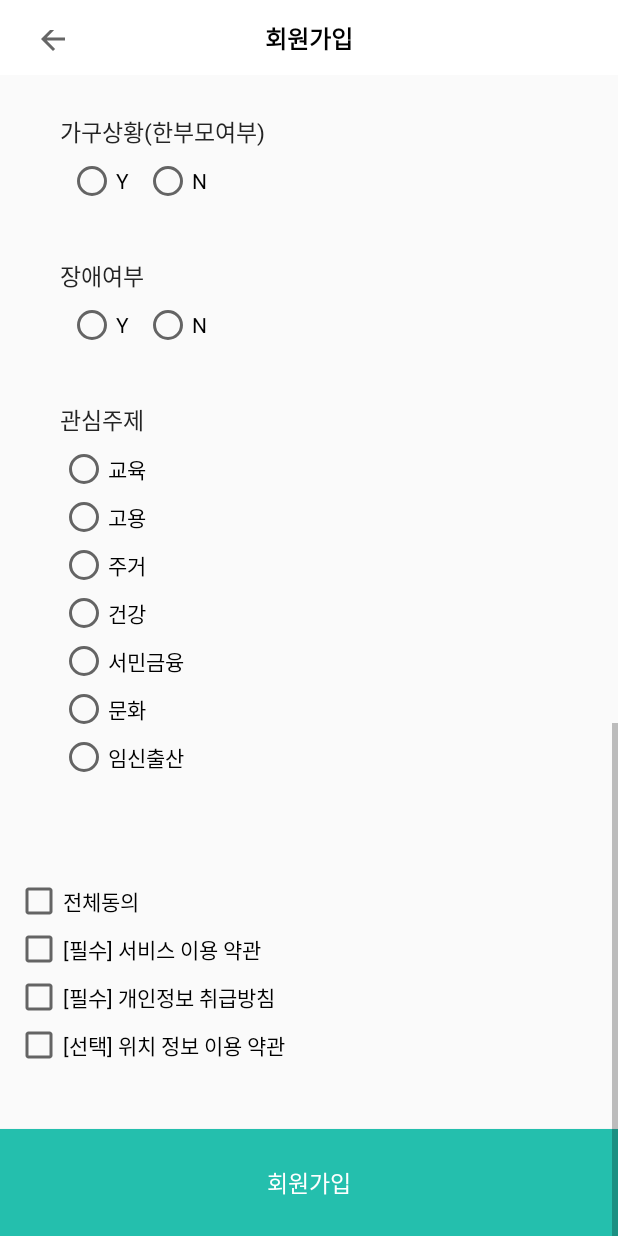
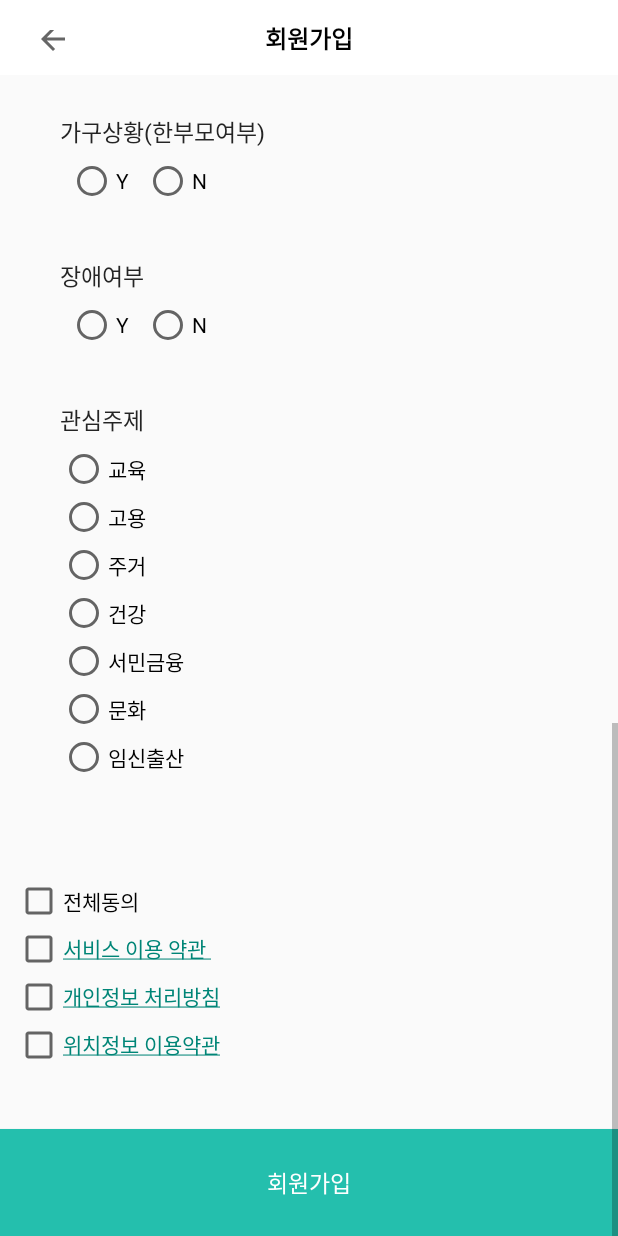
Before and after one commit to 21WelfareForEveryone/WelfareForEveryOne, an Android app: the RegisterActivity screen opened directly, with no data from a screen before it, scrolled down 978 dp, on a phone screen of 412 x 824 dp. Run offline under Robolectric (Android 15) with nearby library versions, the phone set to English and light mode, and no system bars; our stand-ins replace Volley; libraries missing offline, so code that uses them is left out: com.makeramen.roundedimageview; network calls fail.

Commit message:
Feat/W-165 : 회원가입 약관 추가

```diff
--- a/client/app/src/main/java/com/example/welfareapp/RegisterActivity.java
+++ b/client/app/src/main/java/com/example/welfareapp/RegisterActivity.java
@@ -4,6 +4,8 @@ import android.content.Intent;
 import android.content.SharedPreferences;
 import android.os.Bundle;
 import android.os.Handler;
+import android.text.Html;
+import android.text.method.LinkMovementMethod;
 import android.util.Log;
 import android.view.LayoutInflater;
 import android.view.View;
@@ -285,6 +287,8 @@ public class RegisterActivity extends AppCompatActivity {
             }
         });
 
+        checkBox2.setText(Html.fromHtml( "<a href='https://welfareforeveryone.notion.site/12cfd3e97bbc43419596de64138192c3'>서비스 이용 약관 </a>"));
+        checkBox2.setMovementMethod(LinkMovementMethod.getInstance());
         checkBox2.setOnClickListener(new View.OnClickListener() {
             @Override
             public void onClick(View v) {
@@ -298,6 +302,8 @@ public class RegisterActivity extends AppCompatActivity {
             }
         });
 
+        checkBox3.setText(Html.fromHtml( "<a href='https://welfareforeveryone.notion.site/c2797e0445e947808369acf5702cffa0'>개인정보 처리방침</a>"));
+        checkBox3.setMovementMethod(LinkMovementMethod.getInstance());
         checkBox3.setOnClickListener(new View.OnClickListener() {
             @Override
             public void onClick(View v) {
@@ -309,6 +315,8 @@ public class RegisterActivity extends AppCompatActivity {
             }
         });
 
+        checkBox4.setText(Html.fromHtml( "<a href='https://welfareforeveryone.notion.site/5011d8fa8f9441bfb22fc85d95f45178 '>위치정보 이용약관</a>"));
+        checkBox4.setMovementMethod(LinkMovementMethod.getInstance());
         checkBox4.setOnClickListener(new View.OnClickListener() {
             @Override
             public void onClick(View v) {
```
